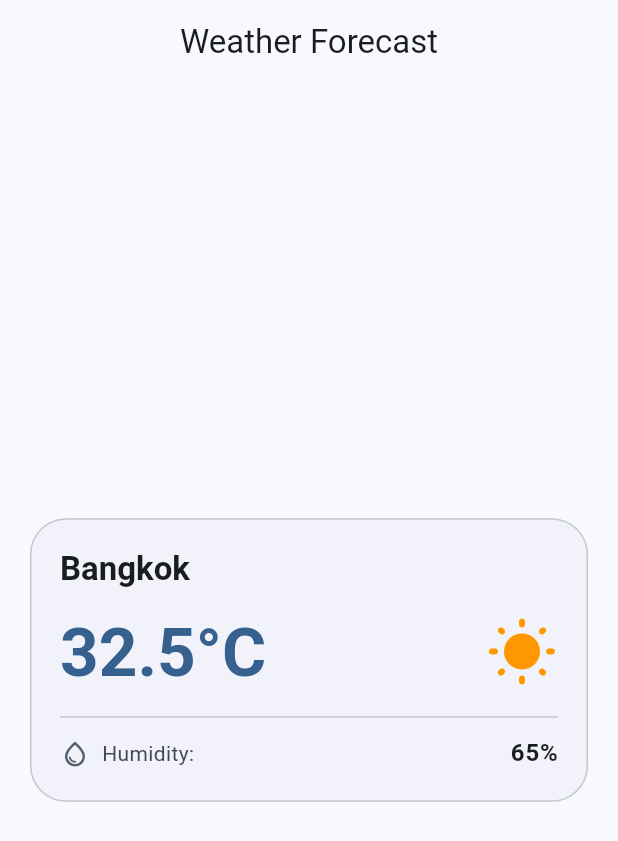
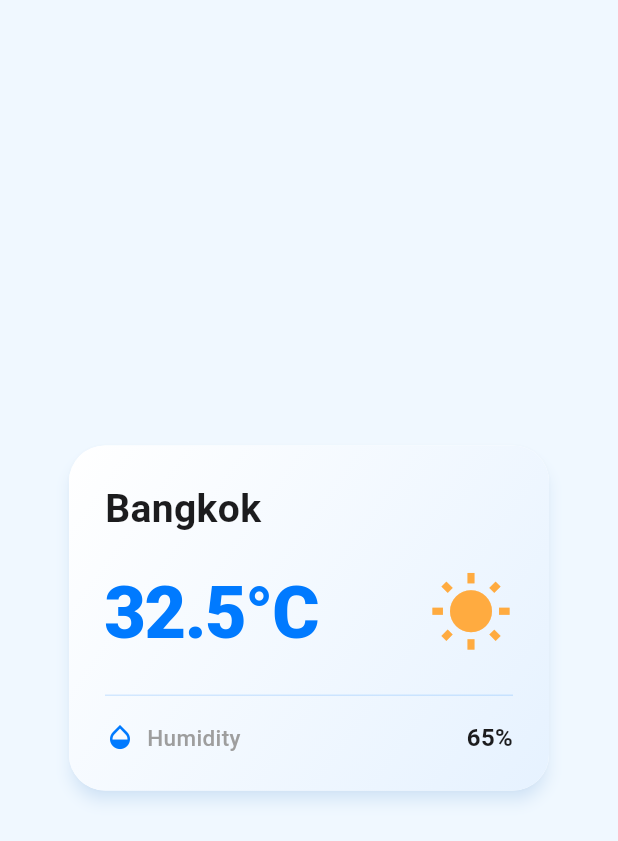
Before and after one commit to Ice-Ittikorn/Flutter, a Flutter app: the screen it shows after launch, on a phone screen of 412 x 824 dp. Shown: the top 841 px of the screen. Run offline on Flutter 3.47's test engine with Material 3 defaults, Android fonts, the phone set to English and light mode, and no system bars.

Commit message:
ทดลองที่ 3: Prompt Engineering

```diff
--- a/lib/main.dart
+++ b/lib/main.dart
@@ -1,6 +1,5 @@
 import 'package:flutter/material.dart';
 
-// 1. THE MISSING ENTRY POINT
 void main() {
   runApp(const MyApp());
 }
@@ -14,20 +13,20 @@ class MyApp extends StatelessWidget {
       debugShowCheckedModeBanner: false,
       theme: ThemeData(
         useMaterial3: true,
-        colorScheme: ColorScheme.fromSeed(seedColor: Colors.blue),
+        colorScheme: ColorScheme.fromSeed(
+          seedColor: const Color(0xFF007AFF),
+          brightness: Brightness.light,
+        ),
       ),
       home: Scaffold(
-        appBar: AppBar(
-          title: const Text('Weather Forecast'),
-          centerTitle: true,
-        ),
-        body: const Padding(
-          padding: EdgeInsets.all(16.0),
-          child: Center(
+        backgroundColor: const Color(0xFFF0F8FF),
+        body: const Center(
+          child: Padding(
+            padding: EdgeInsets.all(16.0),
             child: WeatherCard(
-              cityName: 'Bangkok',
+              city: 'Bangkok',
               temperature: 32.5,
-              condition: WeatherCondition.sunny,
+              condition: 'sunny',
               humidity: 65,
             ),
           ),
@@ -37,66 +36,77 @@ class MyApp extends StatelessWidget {
   }
 }
 
-// --- YOUR ORIGINAL CODE BELOW ---
-
-enum WeatherCondition { sunny, cloudy, rainy }
-
 class WeatherCard extends StatelessWidget {
-  final String cityName;
+  final String city;
   final double temperature;
-  final WeatherCondition condition;
-  final double humidity;
+  final String condition;
+  final int humidity;
 
   const WeatherCard({
     super.key,
-    required this.cityName,
+    required this.city,
     required this.temperature,
     required this.condition,
     required this.humidity,
   });
 
+  IconData _getWeatherIcon(String cond) {
+    switch (cond.toLowerCase()) {
+      case 'sunny':
+        return Icons.wb_sunny;
+      case 'cloudy':
+        return Icons.cloud;
+      case 'rainy':
+        return Icons.water_drop;
+      default:
+        return Icons.help_outline;
+    }
+  }
+
+  Color _getIconColor(String cond) {
+    switch (cond.toLowerCase()) {
+      case 'sunny':
+        return Colors.orangeAccent;
+      case 'cloudy':
+        return Colors.blueGrey;
+      case 'rainy':
+        return const Color(0xFF007AFF);
+      default:
+        return Colors.grey;
+    }
+  }
+
   @override
   Widget build(BuildContext context) {
-    final theme = Theme.of(context);
-
-    IconData weatherIcon;
-    Color iconColor;
-    switch (condition) {
-      case WeatherCondition.sunny:
-        weatherIcon = Icons.wb_sunny_rounded;
-        iconColor = Colors.orange;
-        break;
-      case WeatherCondition.cloudy:
-        weatherIcon = Icons.cloud_rounded;
-        iconColor = Colors.blueGrey;
-        break;
-      case WeatherCondition.rainy:
-        weatherIcon = Icons.umbrella_rounded;
-        iconColor = Colors.blue;
-        break;
-    }
-
     return Card(
-      elevation: 0,
-      shape: RoundedRectangleBorder(
-        borderRadius: BorderRadius.circular(24.0),
-        side: BorderSide(color: theme.colorScheme.outlineVariant, width: 1),
-      ),
-      color: theme.colorScheme.surfaceContainerLow,
-      child: Padding(
-        padding: const EdgeInsets.all(20.0),
+      elevation: 4,
+      shadowColor: const Color(0xFF007AFF).withOpacity(0.2),
+      shape: RoundedRectangleBorder(borderRadius: BorderRadius.circular(24.0)),
+      color: Colors.white,
+      child: Container(
+        width: 320,
+        padding: const EdgeInsets.all(24.0),
+        decoration: BoxDecoration(
+          borderRadius: BorderRadius.circular(24.0),
+          gradient: LinearGradient(
+            begin: Alignment.topLeft,
+            end: Alignment.bottomRight,
+            colors: [Colors.white, const Color(0xFFE6F2FF)],
+          ),
+        ),
         child: Column(
           mainAxisSize: MainAxisSize.min,
           crossAxisAlignment: CrossAxisAlignment.start,
           children: [
             Text(
-              cityName,
-              style: theme.textTheme.titleLarge?.copyWith(
-                fontWeight: FontWeight.bold,
-                color: theme.colorScheme.onSurface,
-              ),
+              city,
               maxLines: 1,
               overflow: TextOverflow.ellipsis,
+              style: const TextStyle(
+                fontSize: 26,
+                fontWeight: FontWeight.bold,
+                color: Color(0xFF1C1C1E),
+              ),
             ),
             const SizedBox(height: 16),
             Row(
@@ -104,37 +114,45 @@ class WeatherCard extends StatelessWidget {
               children: [
                 Text(
                   '${temperature.toStringAsFixed(1)}°C',
-                  style: theme.textTheme.displayMedium?.copyWith(
-                    fontWeight: FontWeight.bold,
-                    color: theme.colorScheme.primary,
+                  style: const TextStyle(
+                    fontSize: 48,
+                    fontWeight: FontWeight.w800,
+                    color: Color(0xFF007AFF),
+                    letterSpacing: -1,
                   ),
                 ),
-                Icon(weatherIcon, size: 48, color: iconColor),
+                Icon(
+                  _getWeatherIcon(condition),
+                  size: 56,
+                  color: _getIconColor(condition),
+                ),
               ],
             ),
+            const SizedBox(height: 20),
+            Container(
+              height: 1,
+              color: const Color(0xFF007AFF).withOpacity(0.15),
+            ),
             const SizedBox(height: 16),
-            Divider(color: theme.colorScheme.outlineVariant, height: 1),
-            const SizedBox(height: 12),
             Row(
               children: [
-                Icon(
-                  Icons.water_drop_outlined,
-                  size: 20,
-                  color: theme.colorScheme.secondary,
-                ),
+                const Icon(Icons.opacity, size: 20, color: Color(0xFF007AFF)),
                 const SizedBox(width: 8),
-                Text(
-                  'Humidity:',
-                  style: theme.textTheme.bodyMedium?.copyWith(
-                    color: theme.colorScheme.onSurfaceVariant,
+                const Text(
+                  'Humidity',
+                  style: TextStyle(
+                    fontSize: 15,
+                    color: Colors.grey,
+                    fontWeight: FontWeight.w500,
                   ),
                 ),
                 const Spacer(),
                 Text(
-                  '${humidity.toStringAsFixed(0)}%',
-                  style: theme.textTheme.bodyLarge?.copyWith(
+                  '$humidity%',
+                  style: const TextStyle(
+                    fontSize: 16,
                     fontWeight: FontWeight.bold,
-                    color: theme.colorScheme.onSurface,
+                    color: Color(0xFF1C1C1E),
                   ),
                 ),
               ],
```
